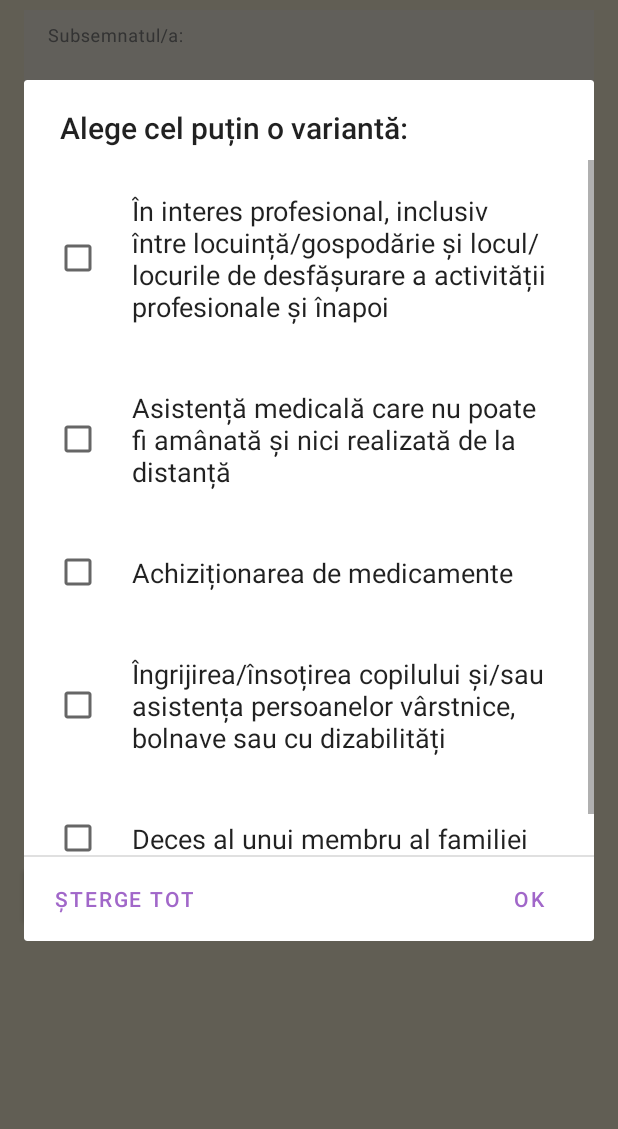
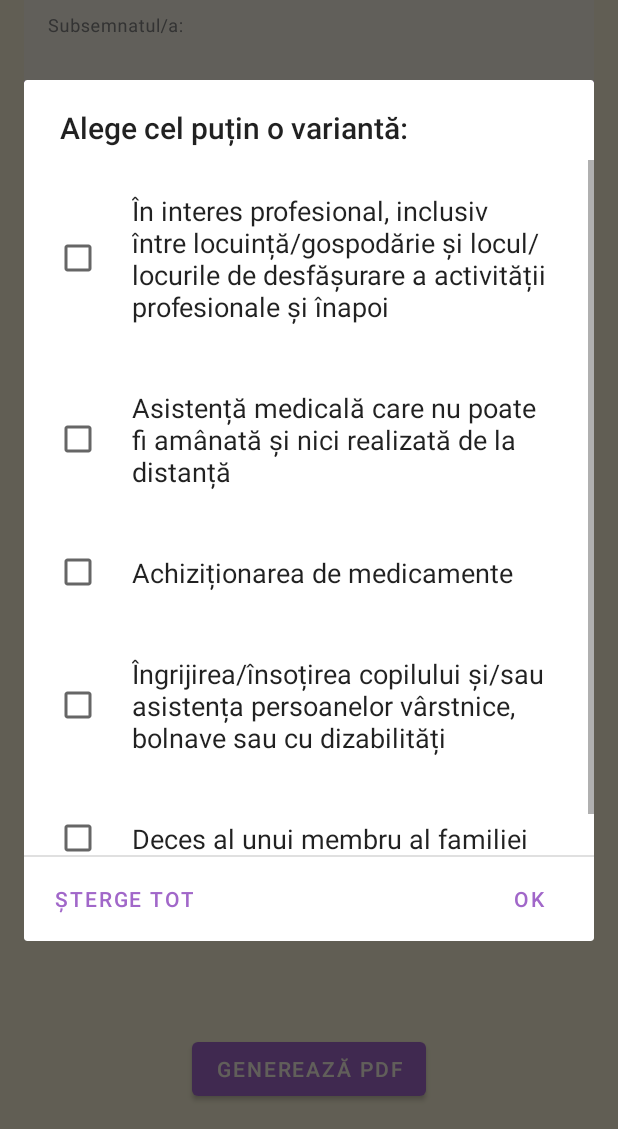
Before and after one commit to eMelgooG/DeclaratieProprieRaspundere, an Android app: the screen it shows after launch (MainActivity), after a tap on "ALEGE MOTIVELE DEPLASĂRII", on a phone screen of 412 x 824 dp, the part 107-1236 px from its top. Run offline under Robolectric (Android 15) with nearby library versions, the phone set to English and light mode, and no system bars.

Commit message:
Changed the layout
Added a scrollview so that only the elements in between the title and the genereazaPdf button can be scrolled. Dinamically scroll to 0,0 when the inputfields gets collapsed

```diff
--- a/app/src/main/java/com/lea/Declaratie/Helper.java
+++ b/app/src/main/java/com/lea/Declaratie/Helper.java
@@ -15,6 +15,7 @@ import android.view.View;
 
 import androidx.constraintlayout.widget.ConstraintLayout;
 import androidx.constraintlayout.widget.ConstraintSet;
+import androidx.core.widget.NestedScrollView;
 
 import com.google.android.material.textfield.TextInputEditText;
 import com.google.android.material.textfield.TextInputLayout;
@@ -50,7 +51,7 @@ public class Helper {
 
 
 
-     static void hideShowViews(TextInputLayout comp, TextInputLayout sediul, TextInputLayout adr1, TextInputLayout adr2, int view,ConstraintLayout cl) {
+     static void hideShowViews(TextInputLayout comp, TextInputLayout sediul, TextInputLayout adr1, TextInputLayout adr2, int view,ConstraintLayout cl, NestedScrollView scrollView ) {
          ConstraintSet cs = new ConstraintSet();
          cs.clone(cl);
 
@@ -61,6 +62,7 @@ public class Helper {
              cs.connect(R.id.dataTF,ConstraintSet.TOP,adr2.getId(),ConstraintSet.BOTTOM);
          } else {
              cs.connect(R.id.dataTF,ConstraintSet.TOP,R.id.localitateaTF,ConstraintSet.BOTTOM);
+             scrollView.scrollTo(0,0);
          }
          cs.applyTo(cl);
          comp.setVisibility(view);
--- a/app/src/main/java/com/lea/Declaratie/MainActivity.java
+++ b/app/src/main/java/com/lea/Declaratie/MainActivity.java
@@ -5,6 +5,7 @@ import androidx.appcompat.app.AppCompatActivity;
 import androidx.constraintlayout.widget.ConstraintLayout;
 import androidx.constraintlayout.widget.ConstraintSet;
 import androidx.core.content.FileProvider;
+import androidx.core.widget.NestedScrollView;
 
 import android.app.AlertDialog;
 import android.app.DatePickerDialog;
@@ -93,7 +94,7 @@ public class MainActivity extends AppCompatActivity {
             dataTF.getEditText().setText(savedInstanceState.getString("data"));
             isExpanded = savedInstanceState.getBoolean("isExpanded");
             if(isExpanded) {
-                Helper.hideShowViews(companieTextInput,sediulTextInput,adresa1TextInput,adresa2TextInput,View.VISIBLE,(ConstraintLayout) findViewById(R.id.constraintLayout));
+                Helper.hideShowViews(companieTextInput,sediulTextInput,adresa1TextInput,adresa2TextInput,View.VISIBLE,(ConstraintLayout) findViewById(R.id.nestedConstraintLayout),(NestedScrollView) findViewById(R.id.nestedScrollView));
             }
         }  else {
             checkedItems = new boolean[listaMotive.length];
@@ -256,11 +257,11 @@ public class MainActivity extends AppCompatActivity {
                                 //if we choose first option we unhide the views and change constraints
 
                                 if(checkedItems[0]==true && !isExpanded) {
-                                    Helper.hideShowViews(companieTextInput,sediulTextInput,adresa1TextInput,adresa2TextInput,View.VISIBLE,(ConstraintLayout) findViewById(R.id.constraintLayout));
+                                    Helper.hideShowViews(companieTextInput,sediulTextInput,adresa1TextInput,adresa2TextInput,View.VISIBLE,(ConstraintLayout) findViewById(R.id.nestedConstraintLayout),(NestedScrollView) findViewById(R.id.nestedScrollView));
                                     isExpanded = true;
 
                                 } else if(isExpanded && checkedItems[0]==false) {
-                                    Helper.hideShowViews(companieTextInput,sediulTextInput,adresa1TextInput,adresa2TextInput,View.INVISIBLE, (ConstraintLayout) findViewById(R.id.constraintLayout));
+                                    Helper.hideShowViews(companieTextInput,sediulTextInput,adresa1TextInput,adresa2TextInput,View.INVISIBLE, (ConstraintLayout) findViewById(R.id.nestedConstraintLayout),(NestedScrollView)findViewById(R.id.nestedScrollView));
                                     isExpanded = false;
                                 }
                                 return;
@@ -269,7 +270,10 @@ public class MainActivity extends AppCompatActivity {
                             motiveDeplasareButon.setIcon(getDrawable(R.drawable.ic_add_24dp));
                         }
                         if(isExpanded && checkedItems[0]==false) {
-                            Helper.hideShowViews(companieTextInput,sediulTextInput,adresa1TextInput,adresa2TextInput,View.INVISIBLE, (ConstraintLayout) findViewById(R.id.constraintLayout));
+                            Helper.hideShowViews(companieTextInput,sediulTextInput,adresa1TextInput,adresa2TextInput,View.INVISIBLE, (ConstraintLayout) findViewById(R.id.nestedConstraintLayout),(NestedScrollView) findViewById(R.id.nestedScrollView));
+                            ConstraintLayout cl = findViewById(R.id.constraintLayout);
+                            NestedScrollView scrollView = findViewById(R.id.nestedScrollView);
+                            scrollView.scrollTo(0,0);
                             isExpanded = false;
                         }
                     }
--- a/app/src/main/res/layout/activity_main.xml
+++ b/app/src/main/res/layout/activity_main.xml
@@ -1,22 +1,18 @@
 <?xml version="1.0" encoding="utf-8"?>
-<ScrollView xmlns:app="http://schemas.android.com/apk/res-auto"
-    xmlns:tools="http://schemas.android.com/tools"
+<androidx.constraintlayout.widget.ConstraintLayout xmlns:tools="http://schemas.android.com/tools"
     android:layout_height="match_parent"
     android:layout_width="match_parent"
-    android:id="@+id/scrollView"
-    xmlns:android="http://schemas.android.com/apk/res/android">
-
-    <androidx.constraintlayout.widget.ConstraintLayout
-        android:layout_width="match_parent"
-        android:layout_height="match_parent"
     android:id="@+id/constraintLayout"
-        tools:context=".MainActivity">
-
+    xmlns:android="http://schemas.android.com/apk/res/android"
+    xmlns:app="http://schemas.android.com/apk/res-auto"
+    tools:context=".MainActivity"
+>
     <TextView
         android:id="@+id/titluTV"
         android:layout_width="wrap_content"
         android:layout_height="wrap_content"
         android:layout_marginTop="16dp"
+        android:paddingBottom="13dp"
         android:fontFamily="@font/ds"
         android:text="Declarație pe proprie răspundere"
         android:textColor="@color/black"
@@ -24,6 +20,22 @@
         app:layout_constraintEnd_toEndOf="parent"
         app:layout_constraintStart_toStartOf="parent"
         app:layout_constraintTop_toTopOf="parent" />
+
+    <androidx.core.widget.NestedScrollView
+        android:layout_width="match_parent"
+        android:layout_height="0dp"
+        android:layout_marginBottom="30dp"
+        app:layout_constraintTop_toBottomOf="@id/titluTV"
+        app:layout_constraintBottom_toTopOf="@+id/geneatePdfButon"
+        android:fillViewport="true"
+        android:id="@+id/nestedScrollView"
+        >
+        <androidx.constraintlayout.widget.ConstraintLayout
+            android:layout_width="match_parent"
+            android:layout_height="wrap_content"
+            android:layout_marginBottom="30dp"
+            android:id="@+id/nestedConstraintLayout"
+            >
 
     <com.google.android.material.textfield.TextInputLayout
         android:id="@+id/subsemnatulTF"
@@ -376,38 +388,15 @@
             android:imeOptions="flagNoExtractUi"
             android:inputType="date"
             android:maxLength="10" />
+
     </com.google.android.material.textfield.TextInputLayout>
-
-        <com.google.android.material.button.MaterialButton
-            android:background="@color/textLayoutBackground"
-            android:id="@+id/semnaturaButon"
-            style="@style/Widget.MaterialComponents.Button.OutlinedButton.Icon"
-            android:layout_width="wrap_content"
-            android:layout_height="wrap_content"
-            android:layout_marginTop="12dp"
-            android:text="Adaugă semnătură"
-            app:iconTint="@color/buttonColor2"
-            app:icon="@drawable/ic_add_24dp"
-            app:layout_constraintStart_toStartOf="@+id/motiveleDeplasariiButon"
-            app:layout_constraintTop_toBottomOf="@id/motiveleDeplasariiButon" />
-
-        <com.google.android.material.button.MaterialButton
-            style="@style/Widget.MaterialComponents.Button"
-            android:textColor="@color/textLayoutBackground"
-            android:id="@+id/geneatePdfButon"
-            android:layout_width="wrap_content"
-            android:layout_height="wrap_content"
-            android:layout_marginTop="16dp"
-            android:text="Generează PDF"
-            app:layout_constraintStart_toStartOf="@+id/semnaturaButon"
-            app:layout_constraintTop_toBottomOf="@id/imageViewSemnatura" />
 
     <ImageView
         android:id="@+id/imageViewSemnatura"
         android:background="@color/textLayoutBackground"
         android:layout_width="120dp"
-            android:layout_height="36dp"
-            android:layout_marginTop="6dp"
+        android:layout_height="34dp"
+        android:layout_marginTop="16dp"
         android:scaleType="fitXY"
         android:visibility="invisible"
         app:layout_constraintLeft_toLeftOf="@id/semnaturaButon"
@@ -423,5 +412,37 @@
         android:visibility="gone"
         app:layout_constraintLeft_toRightOf="@id/imageViewSemnatura"
         app:layout_constraintTop_toTopOf="@id/imageViewSemnatura" />
+
+
+    <com.google.android.material.button.MaterialButton
+        android:background="@color/textLayoutBackground"
+        android:id="@+id/semnaturaButon"
+        style="@style/Widget.MaterialComponents.Button.OutlinedButton.Icon"
+        android:layout_width="wrap_content"
+        android:layout_height="wrap_content"
+        android:layout_marginTop="16dp"
+        android:text="Adaugă semnătură"
+        app:iconTint="@color/buttonColor2"
+        app:icon="@drawable/ic_add_24dp"
+        app:layout_constraintStart_toStartOf="@+id/motiveleDeplasariiButon"
+        app:layout_constraintTop_toBottomOf="@id/motiveleDeplasariiButon" />
+
+
+
     </androidx.constraintlayout.widget.ConstraintLayout>
-</ScrollView>
+</androidx.core.widget.NestedScrollView>
+
+    <com.google.android.material.button.MaterialButton
+        android:id="@+id/geneatePdfButon"
+        style="@style/Widget.MaterialComponents.Button"
+        android:layout_width="wrap_content"
+        android:layout_height="wrap_content"
+        android:layout_marginBottom="16dp"
+        android:text="Generează PDF"
+        android:textColor="@color/textLayoutBackground"
+        app:layout_constraintEnd_toEndOf="parent"
+        app:layout_constraintStart_toStartOf="@+id/nestedScrollView"
+        app:layout_constraintBottom_toBottomOf="parent" />
+
+
+</androidx.constraintlayout.widget.ConstraintLayout>
```
Lines whose indentation alone changed are shown as unchanged.
